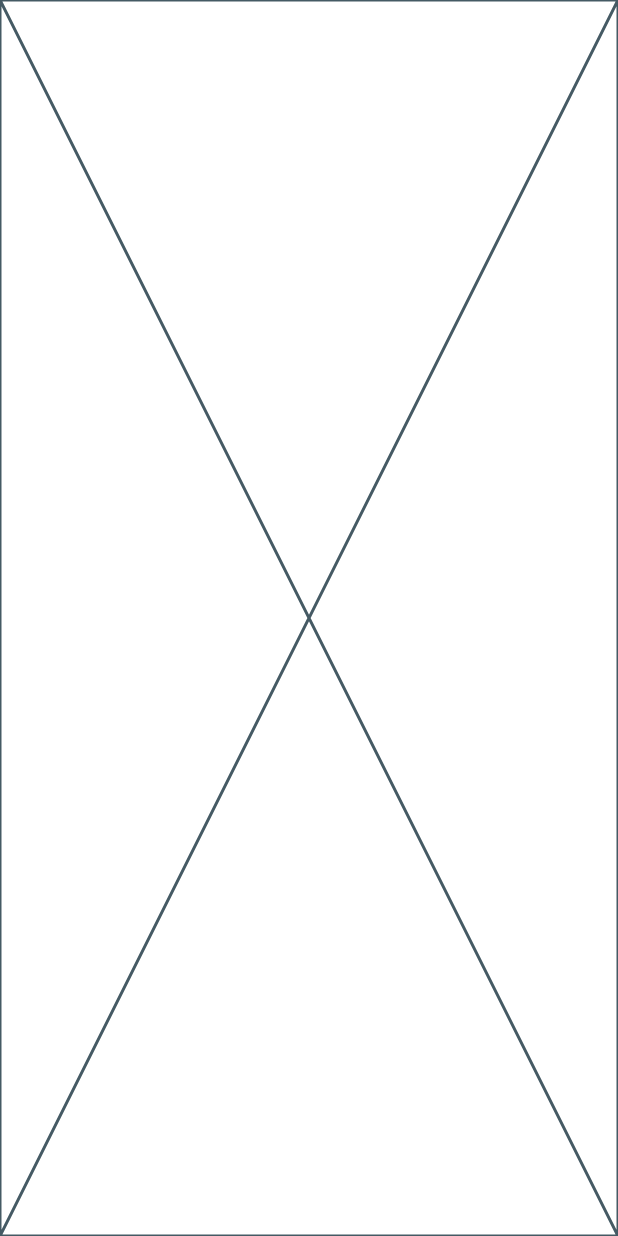
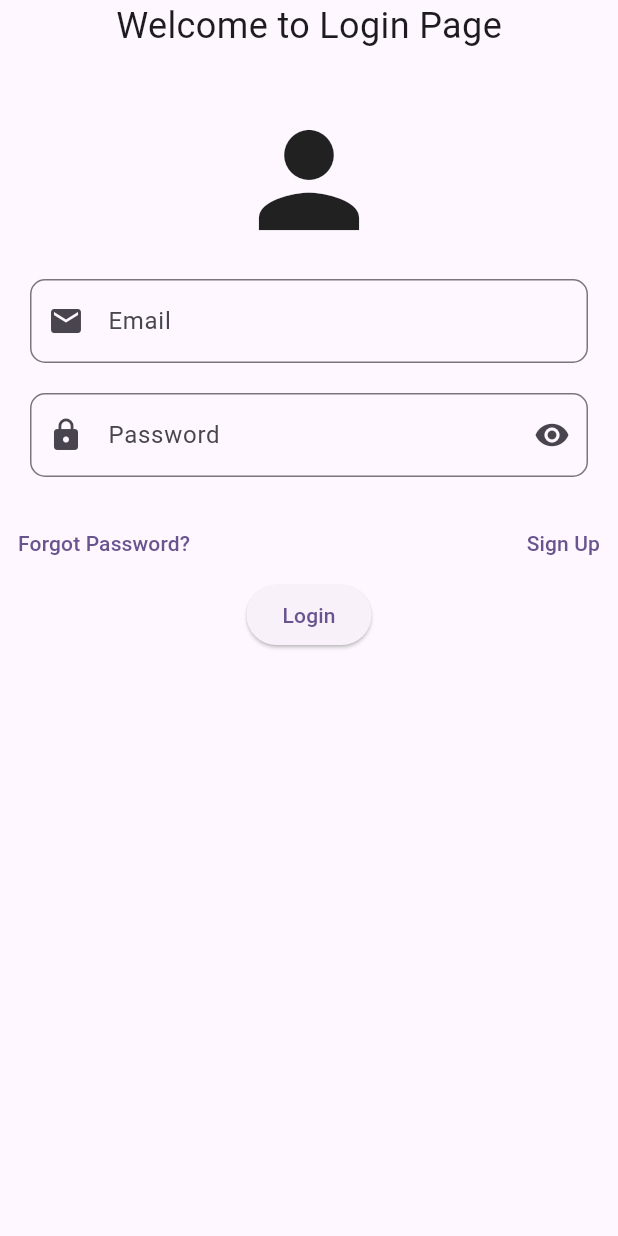
Before and after one commit to isafty/our_market, a Flutter app: the screen it shows after launch, on a phone screen of 412 x 824 dp. Run offline on Flutter 3.47's test engine with Material 3 defaults, Android fonts, the phone set to English and light mode, and no system bars.

Commit message:
LOGIN SCREEN

```diff
--- /dev/null
+++ b/lib/core/widget/textformfield1.dart
@@ -0,0 +1,37 @@
+import 'package:flutter/material.dart';
+
+class TFF1 extends StatelessWidget {
+  final String ltext;
+  final Widget? suffixIcon;
+  final Widget? prefixIcon;
+  final TextInputType textInputType;
+  final bool? obscureText;
+  const TFF1({
+    super.key,
+    required this.ltext,
+    this.suffixIcon,
+    this.prefixIcon,
+    required this.textInputType,
+    this.obscureText,
+  });
+
+  @override
+  Widget build(BuildContext context) {
+    return Padding(
+      padding: const EdgeInsets.symmetric(horizontal: 20.0),
+      child: TextFormField(
+        keyboardType: textInputType,
+        obscureText: ltext == 'Password' ? obscureText ?? true : false,
+        decoration: InputDecoration(
+          suffixIcon: IconButton(
+            onPressed: () {},
+            icon: suffixIcon ?? const SizedBox.shrink(),
+          ),
+          prefixIcon: prefixIcon,
+          labelText: ltext,
+          border: OutlineInputBorder(borderRadius: BorderRadius.circular(10)),
+        ),
+      ),
+    );
+  }
+}
--- a/lib/main.dart
+++ b/lib/main.dart
@@ -12,6 +12,7 @@ class MyApp extends StatelessWidget {
   @override
   Widget build(BuildContext context) {
     return MaterialApp(
+      debugShowCheckedModeBanner: false,
       title: 'new app',
       theme: ThemeData(
         colorScheme: ColorScheme.fromSeed(seedColor: Colors.deepPurple),
--- a/lib/view/auth/ui/login_view.dart
+++ b/lib/view/auth/ui/login_view.dart
@@ -1,10 +1,45 @@
 import 'package:flutter/material.dart';
+import 'package:new_app_1/core/widget/textformfield1.dart';
 
 class LoginView extends StatelessWidget {
   const LoginView({super.key});
 
   @override
   Widget build(BuildContext context) {
-    return const Placeholder();
+    return Scaffold(
+      body: Column(
+        children: [
+          Text("Welcome to Login Page", style: TextStyle(fontSize: 24)),
+          SizedBox(height: 20),
+          Container(
+            padding: EdgeInsets.all(16),
+            child: Icon(Icons.person, size: 100),
+          ),
+          // Replace with your image URL
+          TFF1(
+            ltext: 'Email',
+            prefixIcon: Icon(Icons.email),
+            textInputType: TextInputType.emailAddress,
+          ),
+          SizedBox(height: 20),
+          TFF1(
+            ltext: 'Password',
+            prefixIcon: Icon(Icons.lock),
+            suffixIcon: Icon(Icons.visibility),
+            textInputType: TextInputType.visiblePassword,
+          ),
+          SizedBox(height: 20),
+          Row(
+            mainAxisAlignment: MainAxisAlignment.spaceBetween,
+            children: [
+              TextButton(onPressed: () {}, child: Text("Forgot Password?")),
+              TextButton(onPressed: () {}, child: Text("Sign Up")),
+            ],
+          ),
+
+          ElevatedButton(onPressed: () {}, child: Text("Login")),
+        ],
+      ),
+    );
   }
 }
```
